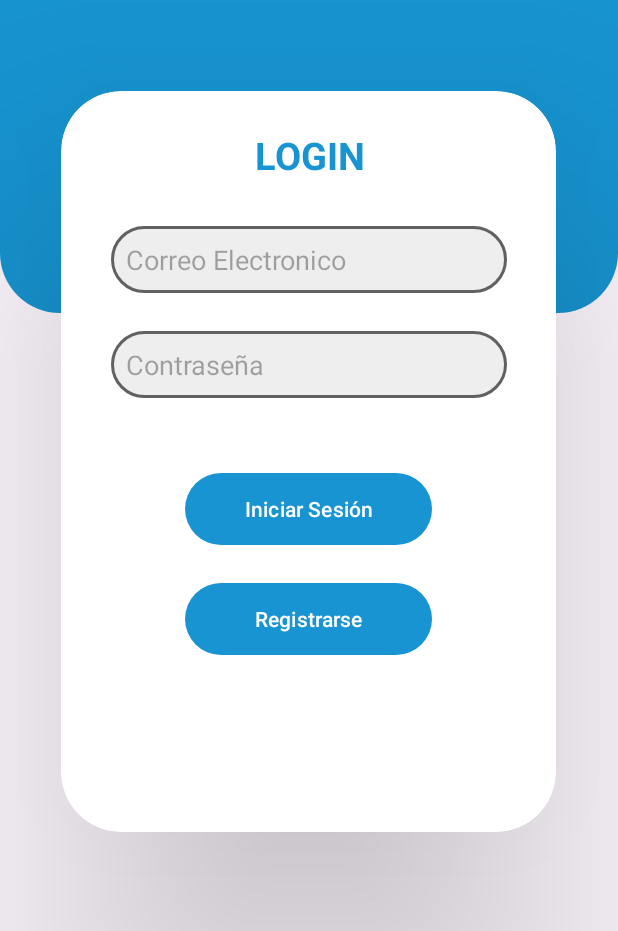
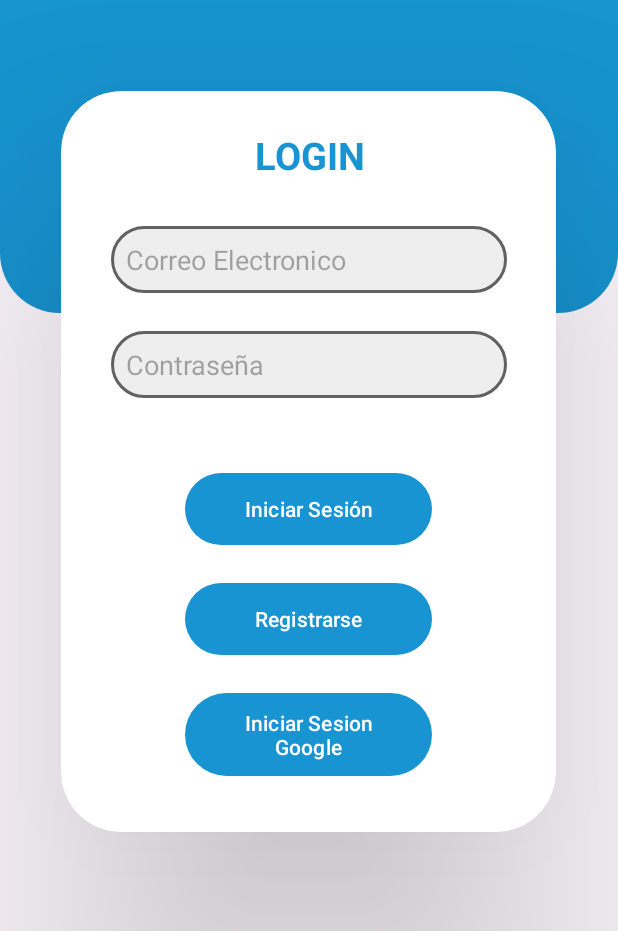
Before and after one commit to inge-fabiansuarez/MyWalletApp, an Android app: the screen it shows after launch (LoginActivity), on a phone screen of 412 x 824 dp, the part 305-1236 px from its top. Run offline under Robolectric (Android 15) with nearby library versions, the phone set to English and light mode, and no system bars; our stand-ins replace data binding.

Commit message:
Se hixzo  la conexion a firebase

```diff
--- a/app/build.gradle
+++ b/app/build.gradle
@@ -1,6 +1,7 @@
 plugins {
     id 'com.android.application'
     id 'org.jetbrains.kotlin.android'
+    id 'com.google.gms.google-services'
 }
 
 android {
@@ -30,6 +31,9 @@ android {
     kotlinOptions {
         jvmTarget = '1.8'
     }
+    dataBinding {
+        enabled = true
+    }
 }
 
 dependencies {
@@ -38,6 +42,7 @@ dependencies {
     implementation 'androidx.appcompat:appcompat:1.6.1'
     implementation 'com.google.android.material:material:1.5.0'
     implementation 'androidx.constraintlayout:constraintlayout:2.1.4'
+    implementation 'com.google.firebase:firebase-auth-ktx:21.1.0'
     testImplementation 'junit:junit:4.13.2'
     androidTestImplementation 'androidx.test.ext:junit:1.1.5'
     androidTestImplementation 'androidx.test.espresso:espresso-core:3.5.1'
--- a/app/src/main/res/layout/activity_login.xml
+++ b/app/src/main/res/layout/activity_login.xml
@@ -1,7 +1,13 @@
 <?xml version="1.0" encoding="utf-8"?>
-<androidx.constraintlayout.widget.ConstraintLayout xmlns:android="http://schemas.android.com/apk/res/android"
+<layout xmlns:android="http://schemas.android.com/apk/res/android"
     xmlns:app="http://schemas.android.com/apk/res-auto"
-    xmlns:tools="http://schemas.android.com/tools"
+    xmlns:tools="http://schemas.android.com/tools">
+
+    <data>
+
+    </data>
+
+    <androidx.constraintlayout.widget.ConstraintLayout
         android:layout_width="match_parent"
         android:layout_height="match_parent"
         tools:context=".LoginActivity">
@@ -62,6 +68,18 @@
                 app:layout_constraintStart_toStartOf="parent"
                 app:layout_constraintWidth_percent=".8"
                 tools:layout_editor_absoluteY="377dp">
+
+                <ScrollView
+                    android:layout_width="match_parent"
+                    android:layout_height="match_parent"
+                    app:layout_constraintBottom_toBottomOf="parent"
+                    app:layout_constraintEnd_toEndOf="parent"
+                    app:layout_constraintStart_toStartOf="parent"
+                    app:layout_constraintTop_toTopOf="parent">
+
+                    <androidx.constraintlayout.widget.ConstraintLayout
+                        android:layout_width="match_parent"
+                        android:layout_height="match_parent">
 
                         <EditText
                             android:id="@+id/editTextTextEmailAddress"
@@ -133,8 +151,28 @@
                             app:layout_constraintStart_toStartOf="parent"
                             app:layout_constraintTop_toTopOf="parent" />
 
+                        <Button
+                            android:id="@+id/btn_login_google"
+                            android:layout_width="0dp"
+                            android:layout_height="wrap_content"
+                            android:layout_marginTop="25dp"
+                            android:background="@drawable/shape_btn_primary"
+                            android:text="@string/txt_iniciar_sesion_google"
+                            android:textColor="@color/white"
+                            app:layout_constraintEnd_toEndOf="parent"
+                            app:layout_constraintStart_toStartOf="parent"
+                            app:layout_constraintTop_toBottomOf="@+id/button_2"
+                            app:layout_constraintWidth_percent="0.5" />
+
+
+                    </androidx.constraintlayout.widget.ConstraintLayout>
+
+                </ScrollView>
+
+
             </androidx.constraintlayout.widget.ConstraintLayout>
 
         </androidx.cardview.widget.CardView>
 
     </androidx.constraintlayout.widget.ConstraintLayout>
+</layout>
--- a/app/src/main/res/values/strings.xml
+++ b/app/src/main/res/values/strings.xml
@@ -4,4 +4,5 @@
     <string name="txt_sing_up">Registrarse</string>
     <string name="txt_email_login">Correo Electronico</string>
     <string name="txt_pass">Contraseña</string>
+    <string name="txt_iniciar_sesion_google">Iniciar Sesion Google</string>
 </resources>
--- a/build.gradle
+++ b/build.gradle
@@ -1,4 +1,8 @@
-// Top-level build file where you can add configuration options common to all sub-projects/modules.
+buildscript {
+    dependencies {
+        classpath 'com.google.gms:google-services:4.3.14'
+    }
+}// Top-level build file where you can add configuration options common to all sub-projects/modules.
 plugins {
     id 'com.android.application' version '8.0.2' apply false
     id 'com.android.library' version '8.0.2' apply false
```
Lines whose indentation alone changed are shown as unchanged.
